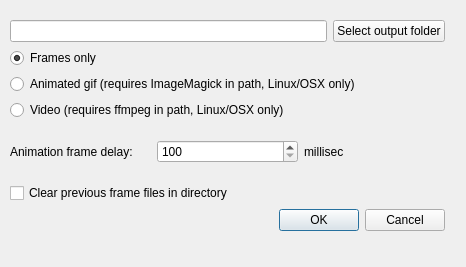
Qt form animate.ui (anitagraser/TimeManager) before a commit.
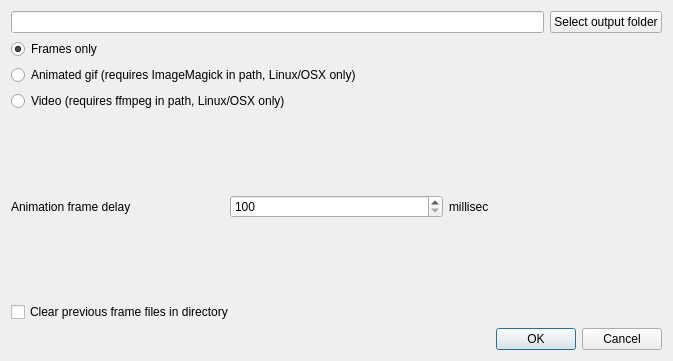
The same form after that commit.

Commit message: Fixed window resizing issues in video export gui

Patch:
```diff
--- a/animate.ui
+++ b/animate.ui
@@ -6,22 +6,13 @@
    <rect>
     <x>0</x>
     <y>0</y>
-    <width>466</width>
-    <height>267</height>
+    <width>673</width>
+    <height>361</height>
    </rect>
   </property>
   <property name="windowTitle">
    <string>Dialog</string>
   </property>
-  <widget class="QWidget" name="layoutWidget">
-   <property name="geometry">
-    <rect>
-     <x>10</x>
-     <y>20</y>
-     <width>435</width>
-     <height>211</height>
-    </rect>
-   </property>
    <layout class="QVBoxLayout" name="verticalLayout">
     <item>
      <layout class="QHBoxLayout" name="horizontalLayout_2">
@@ -66,7 +57,7 @@
       <item>
        <widget class="QLabel" name="label_2">
         <property name="text">
-         <string>Animation frame delay: </string>
+        <string>Animation frame delay</string>
         </property>
        </widget>
       </item>
@@ -116,7 +107,6 @@
      </widget>
     </item>
    </layout>
-  </widget>
  </widget>
  <resources/>
  <connections>
```
Lines whose indentation alone changed are shown as unchanged.
